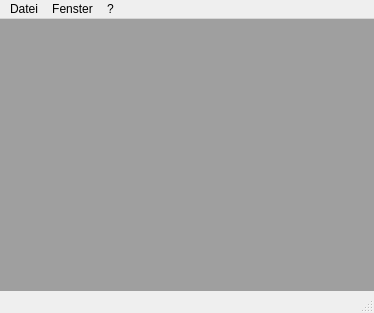
Qt form Client/Desktop/EVSE/mainwindow.ui (agrippa1994/mobile_evse) before a commit.
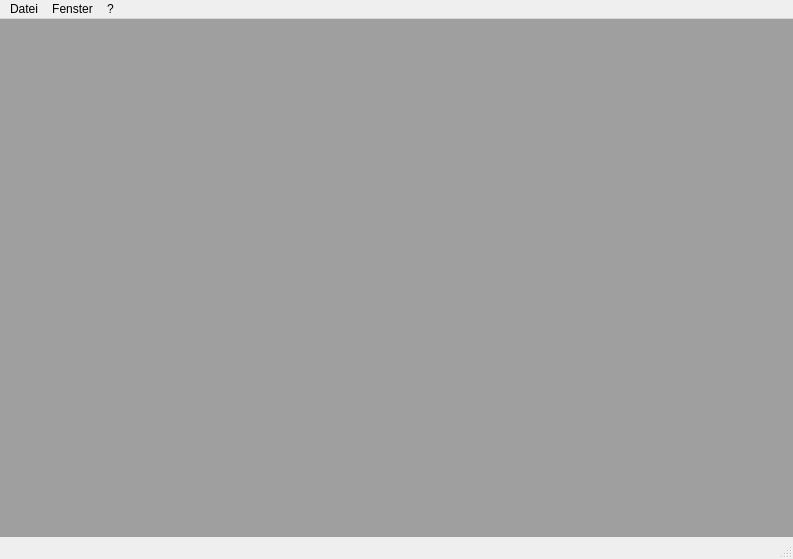
The same form after that commit.

Commit message: Das Desktopprogramm wurde auf C++11 geupdated Bei einer neuen Verbindung per Ctrl + N wurde der Titel falsch dargestellt -> Bugfix Wenn man den Dialog der neuen Verbindung schließt, dann wurde dennoch eine Verbindung aufgebaut -> Bugfix Das Programm wird beim Programmstart direkt maximiert

```diff
--- a/Client/Desktop/EVSE/mainwindow.ui
+++ b/Client/Desktop/EVSE/mainwindow.ui
@@ -6,8 +6,8 @@
    <rect>
     <x>0</x>
     <y>0</y>
-    <width>374</width>
-    <height>313</height>
+    <width>793</width>
+    <height>559</height>
    </rect>
   </property>
   <property name="windowTitle">
@@ -48,7 +48,7 @@
     <rect>
      <x>0</x>
      <y>0</y>
-     <width>374</width>
+     <width>793</width>
      <height>19</height>
     </rect>
    </property>
```
The commit also changes 6 other files.
